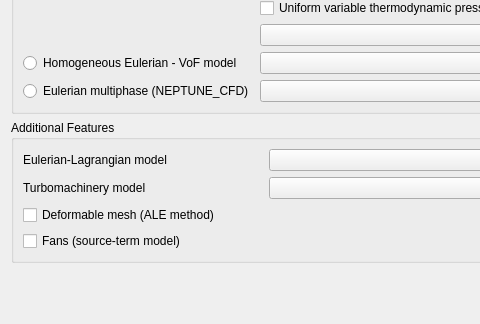
Old version of the form gui/Pages/AnalysisFeaturesForm.ui in the repository code-saturne/code_saturne; both pictures show x 0 to 480 and y 210 to 534 of the 641 by 534 pixel window.
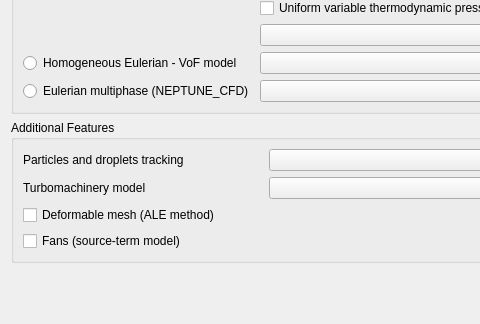
New version of the form.

Commit message: [Lagr/GUI] Minor renaming for coherency.

```diff
--- a/gui/Pages/AnalysisFeaturesForm.ui
+++ b/gui/Pages/AnalysisFeaturesForm.ui
@@ -23,7 +23,7 @@
       <item row="2" column="0">
        <widget class="QLabel" name="labelLagrangian">
         <property name="text">
-         <string>Eulerian-Lagrangian model</string>
+         <string>Particles and droplets tracking</string>
         </property>
        </widget>
       </item>
```
The commit also changes 1 other file.
